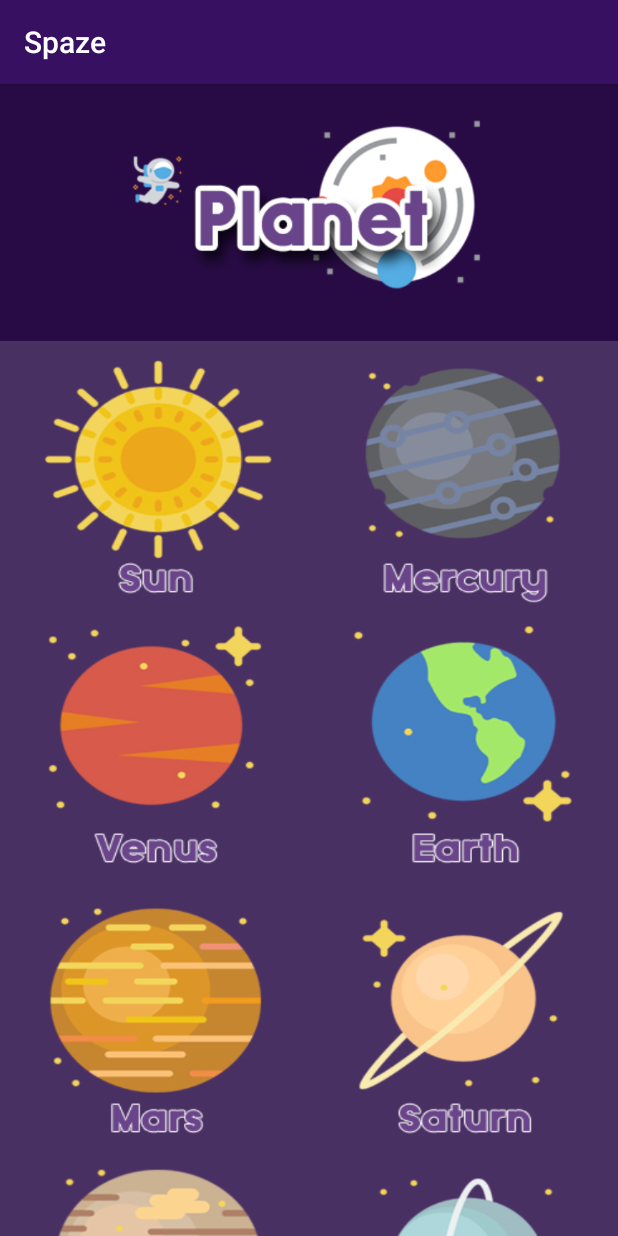
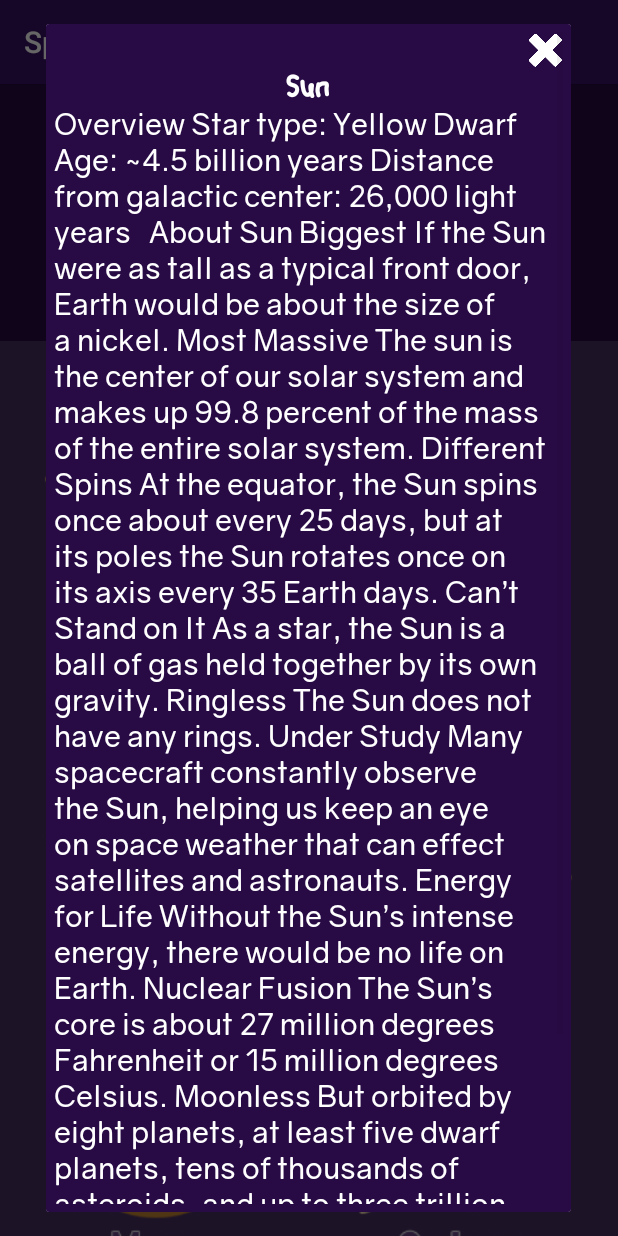
Before and after one commit to iNonzq/Spaze, an Android app: the PagePlanet screen opened directly, with no data from a screen before it, after a tap on an icon or button, on a phone screen of 412 x 824 dp. Run offline under Robolectric (Android 15) with nearby library versions, the phone set to English and light mode, and no system bars.

Commit message:
planet dialog page success 1

```diff
--- a/app/src/main/java/com/example/nonz/spaze/PagePlanet.java
+++ b/app/src/main/java/com/example/nonz/spaze/PagePlanet.java
@@ -13,17 +13,19 @@ import android.widget.TextView;
 
 public class PagePlanet extends AppCompatActivity {
     Dialog Sun_dia;
-    ImageButton SunBtn,closeBtn;
+    ImageButton s1,c1;
     @Override
     protected void onCreate(Bundle savedInstanceState) {
         super.onCreate(savedInstanceState);
         setContentView(R.layout.activity_page_planet);
 
-        SunBtn = (ImageButton) findViewById(R.id.SunBtn);
-        SunBtn.setOnClickListener(new View.OnClickListener() {
+        s1 = (ImageButton) findViewById(R.id.SunBtn);
+        s1.setOnClickListener(new View.OnClickListener() {
             @Override
             public void onClick(View view) {
                 ShowPopup();
+
+
             }
         });
     }
@@ -31,15 +33,15 @@ public class PagePlanet extends AppCompatActivity {
         Sun_dia = new Dialog(PagePlanet.this);
         Sun_dia.setContentView(R.layout.sun_dialog);
 
-        closeBtn = (ImageButton) findViewById(R.id.closebtn);
-        closeBtn.setEnabled(true);
-        closeBtn.setOnClickListener(new View.OnClickListener() {
+        /*c1 = (ImageButton) findViewById(R.id.closebtn);
+        c1.setEnabled(true);
+        c1.setOnClickListener(new View.OnClickListener() {
             @Override
             public void onClick(View view) {
-                Sun_dia.cancel();
+                Sun_dia.dismiss();
             }
-        });
-        Sun_dia.getWindow().setBackgroundDrawable(new ColorDrawable(Color.TRANSPARENT));
+        }); */
+
         Sun_dia.show();
     }
 }
--- a/app/src/main/res/layout/activity_page_planet.xml
+++ b/app/src/main/res/layout/activity_page_planet.xml
@@ -33,18 +33,20 @@
                     android:layout_weight="1"
                     android:orientation="horizontal">
 
+                    <!-- Sun -->
                     <ImageButton
                         android:id="@+id/SunBtn"
                         android:layout_width="wrap_content"
-                        android:layout_height="180dp"
+                        android:layout_height="210dp"
                         android:layout_weight="1"
                         android:background="@drawable/asun"
                         android:scaleType="fitXY" />
 
+                    <!-- Mercury -->
                     <ImageButton
                         android:id="@+id/MerBtn"
                         android:layout_width="wrap_content"
-                        android:layout_height="match_parent"
+                        android:layout_height="210dp"
                         android:layout_weight="1"
                         android:background="@drawable/amercury"
                         android:scaleType="fitXY" />
@@ -57,18 +59,20 @@
                     android:layout_weight="1"
                     android:orientation="horizontal">
 
+                    <!-- Venus -->
                     <ImageButton
                         android:id="@+id/VenBtn"
                         android:layout_width="wrap_content"
-                        android:layout_height="180dp"
+                        android:layout_height="210dp"
                         android:layout_weight="1"
                         android:background="@drawable/avenus"
                         android:scaleType="fitXY" />
 
+                    <!-- Earth -->
                     <ImageButton
                         android:id="@+id/EthBtn"
                         android:layout_width="wrap_content"
-                        android:layout_height="180dp"
+                        android:layout_height="210dp"
                         android:layout_weight="1"
                         android:background="@drawable/aearth"
                         android:scaleType="fitXY" />
@@ -80,18 +84,20 @@
                     android:layout_weight="1"
                     android:orientation="horizontal">
 
+                    <!-- Mars -->
                     <ImageButton
                         android:id="@+id/MarBtn"
                         android:layout_width="wrap_content"
-                        android:layout_height="180dp"
+                        android:layout_height="210dp"
                         android:layout_weight="1"
                         android:background="@drawable/amars"
                         android:scaleType="fitXY" />
 
+                    <!-- Saturn -->
                     <ImageButton
                         android:id="@+id/SatBtn"
                         android:layout_width="wrap_content"
-                        android:layout_height="180dp"
+                        android:layout_height="210dp"
                         android:layout_weight="1"
                         android:background="@drawable/asaturn"
                         android:scaleType="fitXY" />
@@ -103,18 +109,20 @@
                     android:layout_weight="1"
                     android:orientation="horizontal">
 
+                    <!-- Jupiter -->
                     <ImageButton
                         android:id="@+id/JupBtn"
                         android:layout_width="wrap_content"
-                        android:layout_height="180dp"
+                        android:layout_height="210dp"
                         android:layout_weight="1"
                         android:background="@drawable/ajupiter"
                         android:scaleType="fitXY" />
 
+                    <!-- Uranus -->
                     <ImageButton
                         android:id="@+id/UraBtn"
                         android:layout_width="wrap_content"
-                        android:layout_height="180dp"
+                        android:layout_height="210dp"
                         android:layout_weight="1"
                         android:background="@drawable/auranus"
                         android:scaleType="fitXY" />
@@ -126,18 +134,20 @@
                     android:layout_weight="1"
                     android:orientation="horizontal">
 
+                    <!-- Neptune -->
                     <ImageButton
                         android:id="@+id/NepBtn"
                         android:layout_width="wrap_content"
-                        android:layout_height="180dp"
+                        android:layout_height="210dp"
                         android:layout_weight="1"
                         android:background="@drawable/aneptune"
                         android:scaleType="fitXY" />
 
+                    <!-- Pluto -->
                     <ImageButton
                         android:id="@+id/PluBtn"
                         android:layout_width="wrap_content"
-                        android:layout_height="180dp"
+                        android:layout_height="210dp"
                         android:layout_weight="1"
                         android:background="@drawable/apluto"
                         android:scaleType="fitXY" />
--- a/app/src/main/res/layout/sun_dialog.xml
+++ b/app/src/main/res/layout/sun_dialog.xml
@@ -1,6 +1,52 @@
 <?xml version="1.0" encoding="utf-8"?>
 <LinearLayout xmlns:android="http://schemas.android.com/apk/res/android"
+    xmlns:app="http://schemas.android.com/apk/res-auto"
+    android:orientation="vertical"
+    android:layout_width="350dp"
+    android:layout_height="wrap_content"
+    android:background="@color/purplebg"
+    android:layout_gravity="center"
+    android:padding="5dp">
     android:orientation="vertical" android:layout_width="match_parent"
     android:layout_height="match_parent">
 
+
+    <ScrollView
+        android:layout_width="match_parent"
+        android:layout_height="match_parent">
+
+        <LinearLayout
+            android:layout_width="match_parent"
+            android:layout_height="wrap_content"
+            android:orientation="vertical" >
+
+            <ImageButton
+                android:id="@+id/closebtn"
+                android:layout_width="24dp"
+                android:layout_height="24dp"
+                android:layout_gravity="right"
+                android:background="@drawable/close" />
+
+            <TextView
+                android:id="@+id/textView6"
+                android:layout_width="match_parent"
+                android:layout_height="wrap_content"
+                android:text="Sun"
+                android:gravity="center"
+                android:fontFamily="@font/timkid"
+                android:textColor="@color/white"
+                android:textSize="20dp"/>
+
+            <TextView
+                android:id="@+id/textView4"
+                android:layout_width="match_parent"
+                android:layout_height="wrap_content"
+                android:fontFamily="@font/gravity_regular"
+                android:textSize="20dp"
+                android:textColor="@color/white"
+                android:text="Overview Star type: Yellow Dwarf Age: ~4.5 billion years Distance from galactic center: 26,000 light years   About Sun Biggest If the Sun were as tall as a typical front door, Earth would be about the size of a nickel. Most Massive The sun is the center of our solar system and makes up 99.8 percent of the mass of the entire solar system. Different Spins At the equator, the Sun spins once about every 25 days, but at its poles the Sun rotates once on its axis every 35 Earth days. Can’t Stand on It As a star, the Sun is a ball of gas held together by its own gravity. Ringless The Sun does not have any rings. Under Study Many spacecraft constantly observe the Sun, helping us keep an eye on space weather that can effect satellites and astronauts. Energy for Life Without the Sun’s intense energy, there would be no life on Earth. Nuclear Fusion The Sun’s core is about 27 million degrees Fahrenheit or 15 million degrees Celsius. Moonless But orbited by eight planets, at least five dwarf planets, tens of thousands of asteroids, and up to three trillion comets and icy bodies What we see The Sun’s visible surface sometimes has dark sunspots, which are areas of intense magnetic activity that can lead to solar explosions.  " />
+
+        </LinearLayout>
+
+    </ScrollView>
 </LinearLayout>
```
